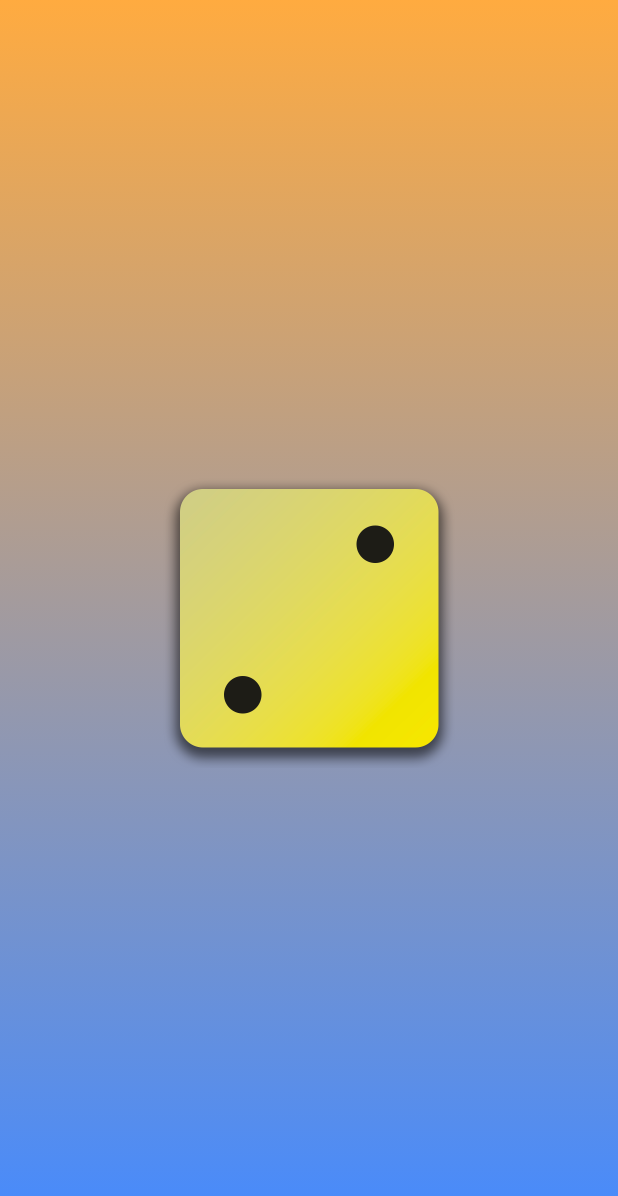
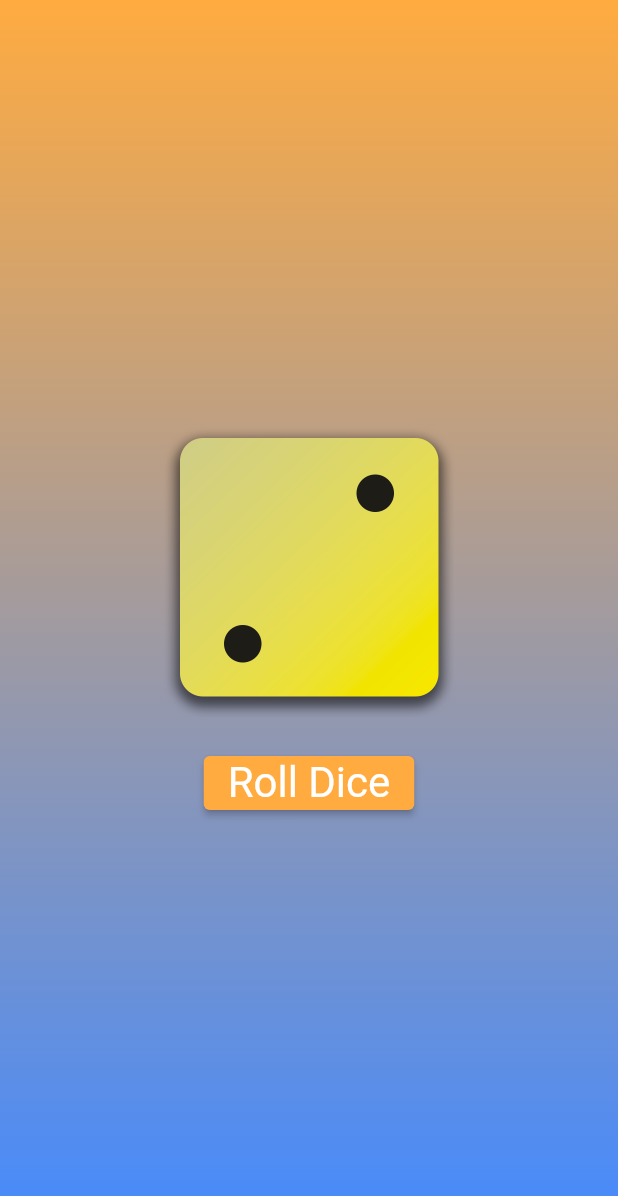
Before and after one commit to anhtuan141/diceroller_app_flutter, a Flutter app: the screen it shows after launch, on a phone screen of 412 x 824 dp. Shown: the top 1196 px of the screen. Run offline on Flutter 3.47's test engine with Material 2 defaults, Android fonts, the phone set to English and light mode, and no system bars.

Commit message:
Create ElevatteButton, varible currentDiceRoll and write void rollDice

```diff
--- a/lib/dice_roller.dart
+++ b/lib/dice_roller.dart
@@ -12,6 +12,13 @@ class DiceRoller extends StatefulWidget {
 }
 
 class _DiceRollerState extends State<DiceRoller> {
+  var currentDiceRoll = 'assets/images/dice-2.png';
+
+  void rollDice() {
+    setState(() {
+      currentDiceRoll = 'assets/images/dice-4.png';
+    });
+  }
 
   @override
   Widget build(context){
@@ -19,8 +26,20 @@ class _DiceRollerState extends State<DiceRoller> {
         mainAxisSize: MainAxisSize.min,
         children: [
           Image.asset(
-            'assets/images/dice-2.png',
+            currentDiceRoll,
             width: 200,
+          ),
+          const SizedBox(
+              height: 20
+          ),
+          ElevatedButton(
+              onPressed: rollDice,
+              style: ElevatedButton.styleFrom(
+                foregroundColor: Colors.white,
+                backgroundColor: Colors.orangeAccent,
+                textStyle: const TextStyle(fontSize: 28),
+              ),
+              child: const Text('Roll Dice')
           ),
         ],
       );
```
